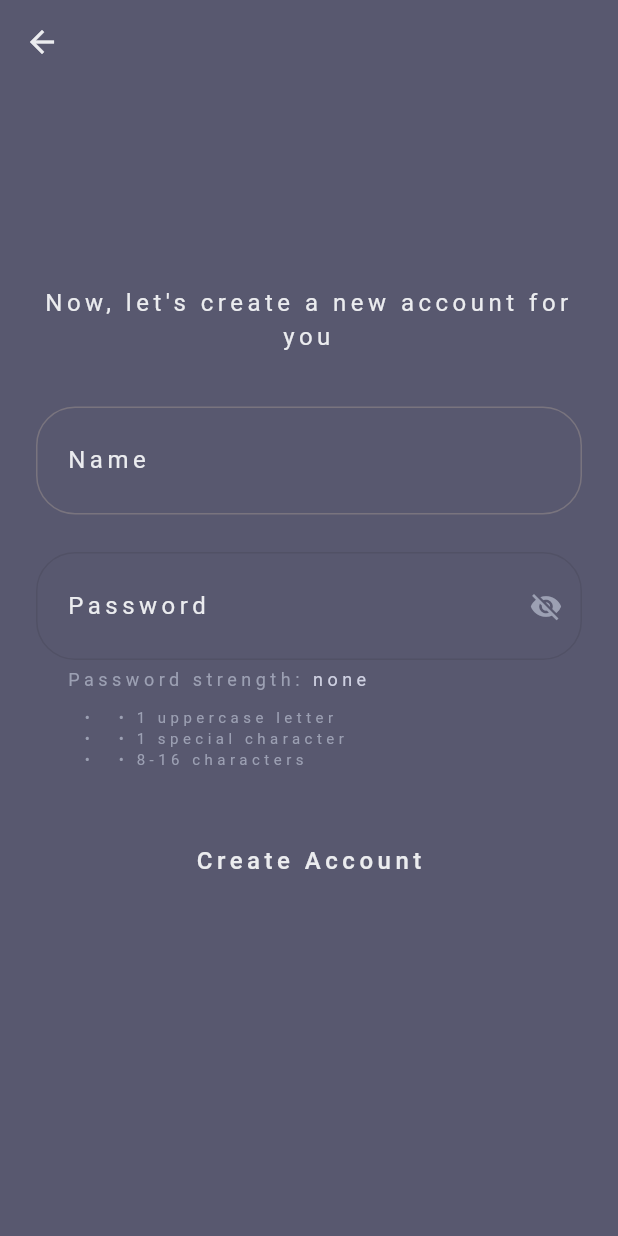
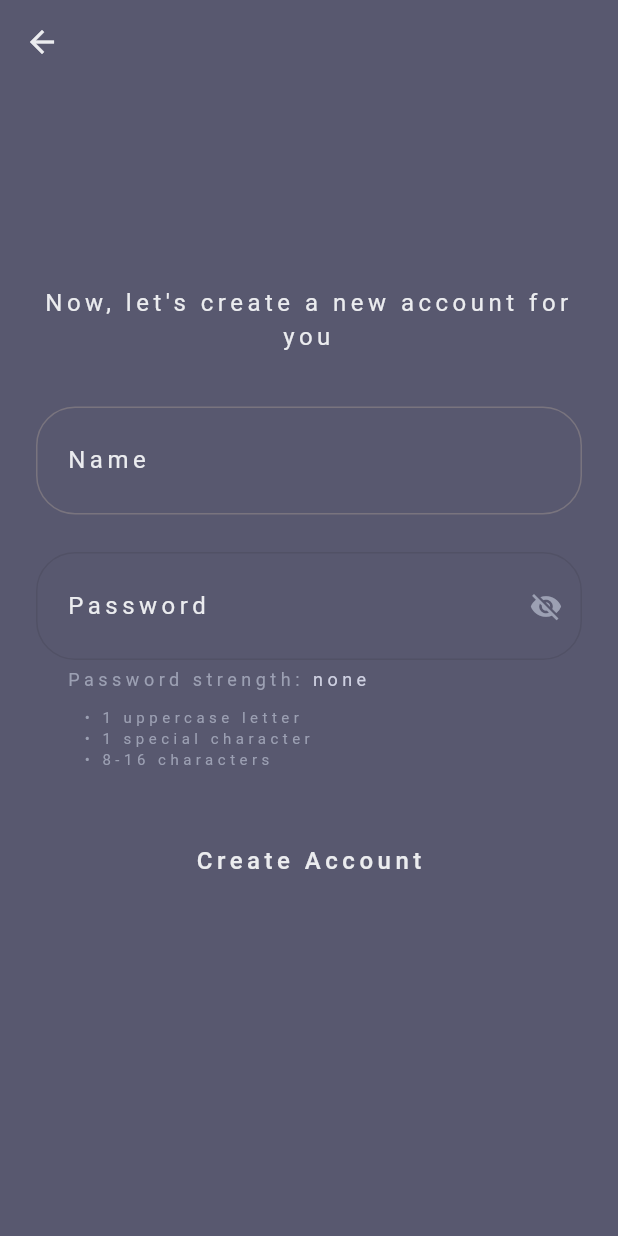
Before and after one commit to devherik/FlutterBasics101, a Flutter app: the NewaccountPage screen opened by its route, on a phone screen of 412 x 824 dp. Run offline on Flutter 3.47's test engine with Material 3 defaults, Android fonts, the phone set to English and light mode, and no system bars; our stand-ins replace go_router.

Commit message:
view: auth minors changes

```diff
--- a/lib/controllers/auth_controller.dart
+++ b/lib/controllers/auth_controller.dart
@@ -28,12 +28,12 @@ class AuthController {
     for (var i = 0; i < _validators.length; i++) {
       if (_validators[i].hasMatch(value)) {
         list.add(
-          Text('  • ${validatorsText[i].toString()}',
+          Text(validatorsText[i].toString(),
               style: const TextStyle(fontSize: 10, color: global.green)),
         );
         count++;
       } else {
-        list.add(Text('  • ${validatorsText[i].toString()}',
+        list.add(Text(validatorsText[i].toString(),
             style: const TextStyle(fontSize: 10, color: global.majesticMist)));
       }
     }
--- a/lib/pages/auth/newaccount_page.dart
+++ b/lib/pages/auth/newaccount_page.dart
@@ -53,7 +53,6 @@ class _NewaccountPageState extends State<NewaccountPage> {
         height: MediaQuery.of(context).size.height,
         child: Center(
           child: SingleChildScrollView(
-            reverse: true,
             child: Column(
               mainAxisAlignment: MainAxisAlignment.center,
               crossAxisAlignment: CrossAxisAlignment.center,
```
